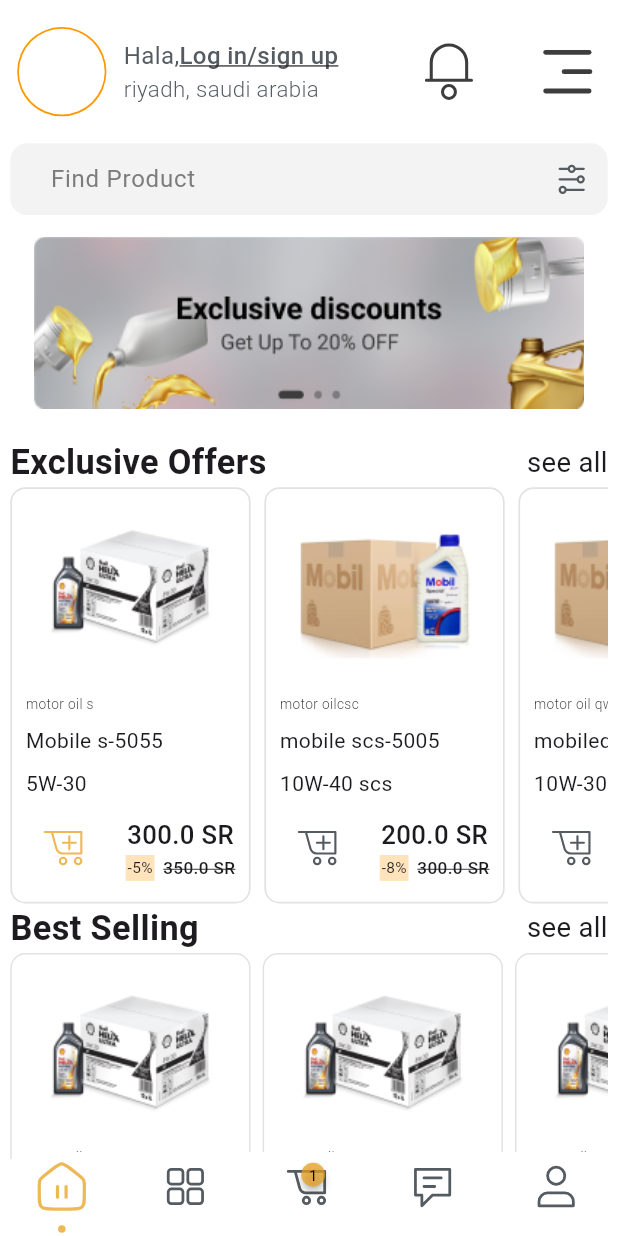
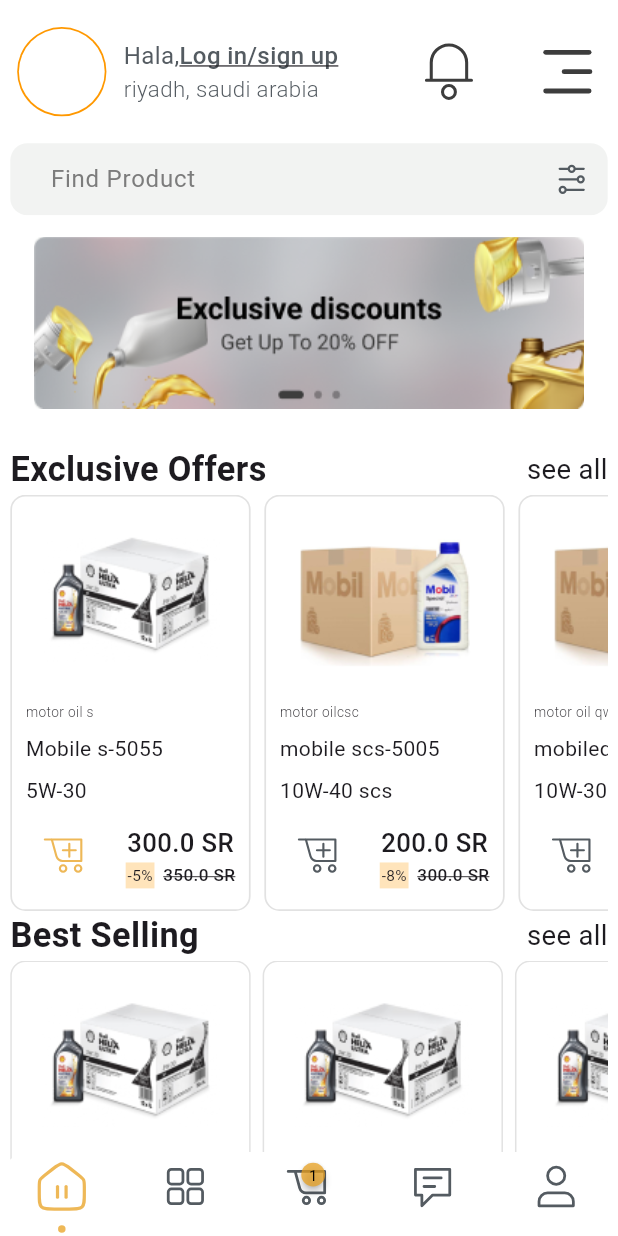
Before and after one commit to mo3tazamer/task1, a Flutter app: the screen it shows after launch, after a tap on an icon or button, on a phone screen of 412 x 824 dp. Run offline on Flutter 3.47's test engine with Material 3 defaults, Android fonts, the phone set to English and light mode, and no system bars; drawn by our look-alikes of badges, carousel_slider, persistent_bottom_nav_bar; our stand-ins replace equatable, flutter_screenutil, flutter_svg.

Commit message:
handle some errors

```diff
--- a/lib/app.dart
+++ b/lib/app.dart
@@ -3,7 +3,6 @@ import 'package:flutter_screenutil/flutter_screenutil.dart';
 
 import 'config/routes/app_generator.dart';
 import 'config/theme/theme.dart';
-import 'features/home_screen/presentation/screens/exclusive_offer_details.dart';
 
 class Task extends StatefulWidget {
   const Task({super.key});
@@ -16,6 +15,7 @@ class _TaskState extends State<Task> {
   @override
   Widget build(BuildContext context) {
     return ScreenUtilInit(
+      minTextAdapt: true,
       designSize: const Size(360, 690),
       builder: (context, child) => MaterialApp(
           debugShowCheckedModeBanner: false,
--- a/lib/features/home_screen/domain/entites/oil_model.dart
+++ b/lib/features/home_screen/domain/entites/oil_model.dart
@@ -10,7 +10,7 @@ class CarOil extends Equatable {
   final double price;
   final double oldPrice;
   final String discount;
-  late bool? isCart;
+  late bool isCart;
 
   final String image;
 
@@ -23,7 +23,7 @@ class CarOil extends Equatable {
     required this.oldPrice,
     required this.discount,
     required this.image,
-    this.isCart,
+    required this.isCart,
   });
 
   @override
--- a/lib/features/home_screen/presentation/screens/exclusive_offer_details.dart
+++ b/lib/features/home_screen/presentation/screens/exclusive_offer_details.dart
@@ -27,7 +27,7 @@ class _ExclusiveOfferDetailsState extends State<ExclusiveOfferDetails> {
     return Scaffold(
       appBar: _customAppbar(),
       body: Padding(
-        padding: const EdgeInsets.symmetric(horizontal: 8.0),
+        padding: EdgeInsets.symmetric(horizontal: 8.0.w),
         child: Column(
           children: [
             const AppSearchBar(),
--- a/lib/features/home_screen/presentation/screens/home_screen.dart
+++ b/lib/features/home_screen/presentation/screens/home_screen.dart
@@ -1,6 +1,5 @@
 import 'package:flutter/material.dart';
 import 'package:flutter_screenutil/flutter_screenutil.dart';
-
 import 'package:task1/core/shared/icon_botton.dart';
 import 'package:task1/core/svg_image/svg_image.dart';
 import 'package:task1/core/utils/app_assets.dart';
@@ -10,7 +9,6 @@ import 'package:task1/core/utils/app_strings.dart';
 import 'package:task1/core/utils/app_textstyles.dart';
 
 import '../../../../core/shared/app_search_bar.dart';
-
 import '../widgets/best_selling.dart';
 import '../widgets/carousel_slider.dart';
 import '../widgets/custom_appbar.dart';
@@ -54,7 +52,6 @@ class _HomeScreenState extends State<HomeScreen> {
     ImagesAssets.banner,
     ImagesAssets.banner,
   ];
-
   @override
   Widget build(BuildContext context) {
     return SafeArea(
@@ -69,8 +66,7 @@ class _HomeScreenState extends State<HomeScreen> {
                 AppSearchBar(
                   focusNode: _focusNode,
                 ),
-                Flexible(
-                  child: CarouselWithDotsIndicator(
+                CarouselWithDotsIndicator(
                   images: images
                       .map((item) => Container(
                             decoration: BoxDecoration(
@@ -86,12 +82,11 @@ class _HomeScreenState extends State<HomeScreen> {
                           ))
                       .toList(),
                 ),
+                const SizedBox(
+                  height: 10,
                 ),
-                const SizedBox(
-                  height: 5,
-                ),
-                const Expanded(child: ExclusiveOffer()),
-                const Expanded(child: BestSelling()),
+                const ExclusiveOffer(),
+                const BestSelling(),
               ],
             ),
           ),
--- a/lib/features/layout/presentation/screens/laoyoutscreen.dart
+++ b/lib/features/layout/presentation/screens/laoyoutscreen.dart
@@ -27,29 +27,41 @@ class _LayOutScreenState extends State<LayOutScreen> {
     Container(),
   ];
 
-  // List<PersistentBottomNavBarItem> items = [
-  //   navBarItem(
-  //       icon: IconAssets.home,
-  //       routeAndNavigatorSettings: const RouteAndNavigatorSettings(
-  //           onGenerateRoute: AppGenerator.getRoute)),
-  //   navBarItem(
-  //       icon: IconAssets.settings,
-  //       routeAndNavigatorSettings: const RouteAndNavigatorSettings(
-  //           onGenerateRoute: AppGenerator.getRoute)),
-  //   navBarItemWithBadge(
-  //       icon: IconAssets.cart,
-  //       badgeCount:provider.cartCount,
-  //       routeAndNavigatorSettings: const RouteAndNavigatorSettings(
-  //           onGenerateRoute: AppGenerator.getRoute)),
-  //   navBarItem(
-  //       icon: IconAssets.message,
-  //       routeAndNavigatorSettings: const RouteAndNavigatorSettings(
-  //           onGenerateRoute: AppGenerator.getRoute)),
-  //   navBarItem(
-  //       icon: IconAssets.proFile,
-  //       routeAndNavigatorSettings: const RouteAndNavigatorSettings(
-  //           onGenerateRoute: AppGenerator.getRoute)),
-  // ];
+  List<PersistentBottomNavBarItem> _buildNavBarItems(Cart cartProvider) {
+    return [
+      navBarItem(
+        icon: IconAssets.home,
+        routeAndNavigatorSettings: const RouteAndNavigatorSettings(
+          onGenerateRoute: AppGenerator.getRoute,
+        ),
+      ),
+      navBarItem(
+        icon: IconAssets.settings,
+        routeAndNavigatorSettings: const RouteAndNavigatorSettings(
+          onGenerateRoute: AppGenerator.getRoute,
+        ),
+      ),
+      navBarItemWithBadge(
+        icon: IconAssets.cart,
+        badgeCount: cartProvider.cartCount,
+        routeAndNavigatorSettings: const RouteAndNavigatorSettings(
+          onGenerateRoute: AppGenerator.getRoute,
+        ),
+      ),
+      navBarItem(
+        icon: IconAssets.message,
+        routeAndNavigatorSettings: const RouteAndNavigatorSettings(
+          onGenerateRoute: AppGenerator.getRoute,
+        ),
+      ),
+      navBarItem(
+        icon: IconAssets.proFile,
+        routeAndNavigatorSettings: const RouteAndNavigatorSettings(
+          onGenerateRoute: AppGenerator.getRoute,
+        ),
+      ),
+    ];
+  }
 
   @override
   Widget build(BuildContext context) {
@@ -60,29 +72,7 @@ class _LayOutScreenState extends State<LayOutScreen> {
         initialIndex: 0,
       ),
       screens: screens,
-      items: [
-        navBarItem(
-            icon: IconAssets.home,
-            routeAndNavigatorSettings: const RouteAndNavigatorSettings(
-                onGenerateRoute: AppGenerator.getRoute)),
-        navBarItem(
-            icon: IconAssets.settings,
-            routeAndNavigatorSettings: const RouteAndNavigatorSettings(
-                onGenerateRoute: AppGenerator.getRoute)),
-        navBarItemWithBadge(
-            icon: IconAssets.cart,
-            badgeCount: provider.cartCount,
-            routeAndNavigatorSettings: const RouteAndNavigatorSettings(
-                onGenerateRoute: AppGenerator.getRoute)),
-        navBarItem(
-            icon: IconAssets.message,
-            routeAndNavigatorSettings: const RouteAndNavigatorSettings(
-                onGenerateRoute: AppGenerator.getRoute)),
-        navBarItem(
-            icon: IconAssets.proFile,
-            routeAndNavigatorSettings: const RouteAndNavigatorSettings(
-                onGenerateRoute: AppGenerator.getRoute)),
-      ],
+      items: _buildNavBarItems(provider),
       context,
       navBarStyle: NavBarStyle.style12,
       backgroundColor: AppColors.scaffoldBackgroundColor,
--- a/lib/features/layout/presentation/widgets/nav_bar_item.dart
+++ b/lib/features/layout/presentation/widgets/nav_bar_item.dart
@@ -40,13 +40,10 @@ PersistentBottomNavBarItem navBarItemWithBadge({
       const RouteAndNavigatorSettings(),
 }) {
   return PersistentBottomNavBarItem(
-    // Inactive icon
     inactiveIcon: BadgeIcon(
       icon: icon,
       badgeCount: badgeCount,
     ),
-
-    // Active icon with gradient color
     icon: BadgeIcon(
       icon: icon,
       badgeCount: badgeCount,
--- a/lib/main.dart
+++ b/lib/main.dart
@@ -1,4 +1,5 @@
 import 'package:flutter/material.dart';
+import 'package:flutter/services.dart';
 import 'package:provider/provider.dart';
 import 'package:task1/app.dart';
 
@@ -6,6 +7,11 @@ import 'features/home_screen/presentation/provider/carousal_prrovider/carousal_p
 import 'features/home_screen/presentation/provider/cart_provider/cart_provider.dart';
 
 void main() {
+  WidgetsFlutterBinding.ensureInitialized();
+  SystemChrome.setPreferredOrientations([
+    DeviceOrientation.portraitDown,
+    DeviceOrientation.portraitUp,
+  ]);
   runApp(MultiProvider(providers: [
     ChangeNotifierProvider(
       create: (context) => CarousalProvider(),
```
Also changed, not shown: assets/icons/cart.svg. Lines whose indentation alone changed are shown as unchanged.
